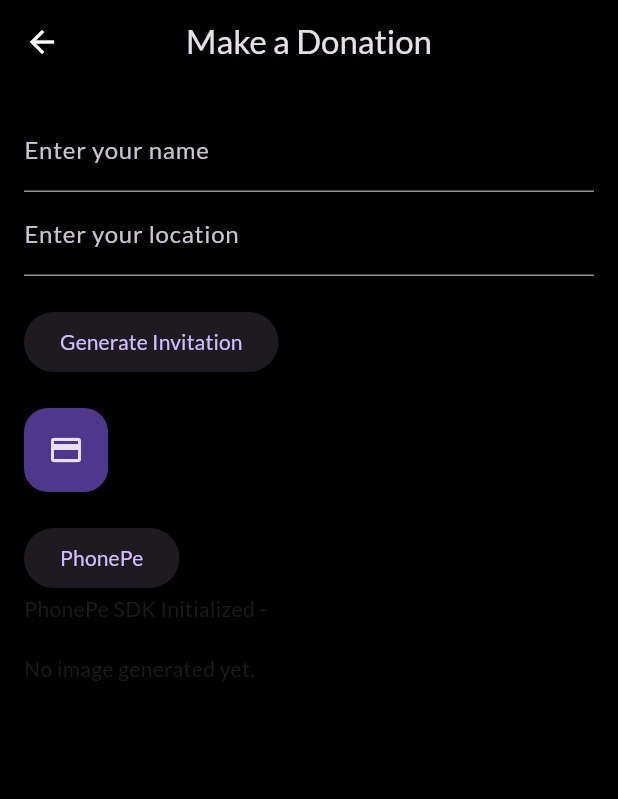
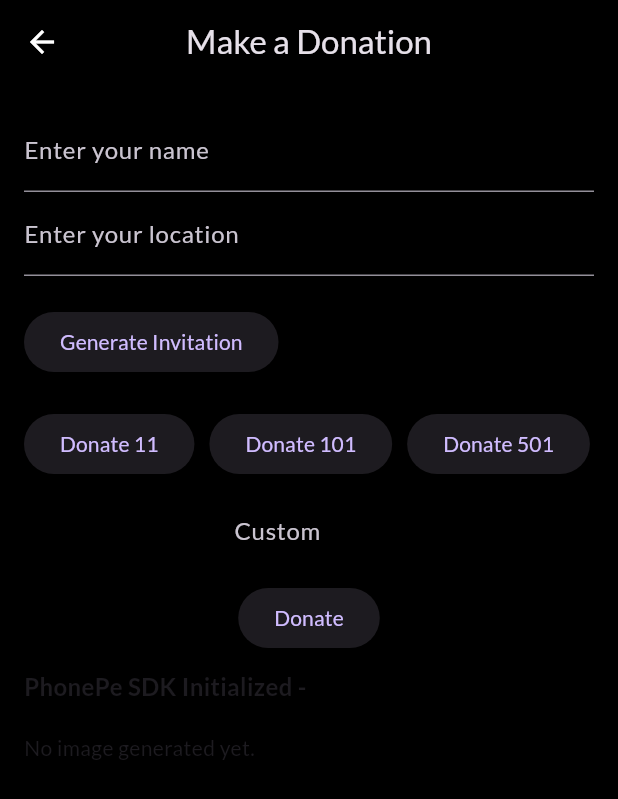
Before and after one commit to Pbhacks/durga_puja_donations, a Flutter app: the DonationPage screen opened directly, on a phone screen of 412 x 824 dp. Shown: the top 799 px of the screen. Run offline on Flutter 3.47's test engine with Material 3 defaults, Android fonts, the light colour scheme and no system bars; our stand-ins replace animate_do, cached_network_image, google_fonts; missing offline and left inert: dart:ffi, phonepe_payment_sdk; generated files the repository leaves out were written again.

Commit message:
donations done       chore: Remove square_in_app_payments dependency and update dependencies

```diff
--- a/lib/donation_page.dart
+++ b/lib/donation_page.dart
@@ -6,8 +6,6 @@
 import 'package:flutter/material.dart';
 import 'dart:ui' as ui;
 import 'package:flutter/services.dart';
-
-import 'package:square_in_app_payments/in_app_payments.dart';
 import 'package:phonepe_payment_sdk/phonepe_payment_sdk.dart';
 
 class DonationPage extends StatefulWidget {
@@ -20,6 +18,7 @@
 class _DonationPageState extends State<DonationPage> {
   final TextEditingController nameController = TextEditingController();
   final TextEditingController locationController = TextEditingController();
+  final TextEditingController customAmountController = TextEditingController(); // Add this line
   Uint8List? imageBytes;
 
   String result = '';
@@ -39,7 +38,7 @@
   void initState() {
     super.initState();
     initPayment();
-    body = getChecksum().toString();
+    body = getChecksum(11).toString();
   }
 
   void initPayment() {
@@ -53,7 +52,8 @@
     });
   }
 
-  void startTransaction() {
+  void startTransaction(int amount) {
+     body = getChecksum(amount).toString();
     PhonePePaymentSdk.startTransaction(body, callback, checksum, packageName)
         .then((response) {
       setState(() {
@@ -80,12 +80,12 @@
     });
   }
 
-  String getChecksum() {
+  String getChecksum(int amount) {
     final reqData = {
       "merchantId": merchantId,
       "merchantTransactionId": "MT7850590068188104",
       "merchantUserId": "MUID123",
-      "amount": 10000,
+      "amount": amount * 100,
       "callbackUrl": callback,
       "mobileNumber": "9999999999",
       "paymentInstrument": {"type": "PAY_PAGE"}
@@ -97,11 +97,7 @@
     return base64body;
   }
 
-  void _pay() {
-    InAppPayments.startCardEntryFlow(
-        onCardNonceRequestSuccess: (CardDetails) {},
-        onCardEntryCancel: () {});
-  }
+
 
   @override
   Widget build(BuildContext context) {
@@ -156,21 +152,98 @@
                 child: const Text('Generate Invitation'),
               ),
                 const SizedBox(height: 20),
-              FloatingActionButton(
-                onPressed: _pay,
-                tooltip: 'Donation',
-                child: const Icon(Icons.payment),
-              ),
-              const SizedBox(height: 20),
-              Container(
+                SingleChildScrollView(
+                scrollDirection: Axis.horizontal,
+                child: Row(
+                  mainAxisAlignment: MainAxisAlignment.spaceEvenly,
+                  children: [
+                  AnimatedContainer(
+                    duration: const Duration(milliseconds: 300),
+                    curve: Curves.easeInOut,
                     child: ElevatedButton(
                     onPressed: () {
-                    startTransaction();
+                      startTransaction(11);
                     },
-                  child: Text("PhonePe"),
+                    child: const Text("Donate 11"),
                     ),
                   ),
-              Text('$result'),
+                  const SizedBox(width: 10),
+                  AnimatedContainer(
+                    duration: const Duration(milliseconds: 300),
+                    curve: Curves.easeInOut,
+                    child: ElevatedButton(
+                    onPressed: () {
+                      startTransaction(101);
+                    },
+                    child: const Text("Donate 101"),
+                    ),
+                  ),
+                  const SizedBox(width: 10),
+                  AnimatedContainer(
+                    duration: const Duration(milliseconds: 300),
+                    curve: Curves.easeInOut,
+                    child: ElevatedButton(
+                    onPressed: () {
+                      startTransaction(501);
+                    },
+                    child: const Text("Donate 501"),
+                    ),
+                  ),
+                  ],
+                ),
+                ),
+                const SizedBox(height: 10),
+                Center(
+                  child: Column(
+                  mainAxisAlignment: MainAxisAlignment.center,
+                  children: [
+                    SizedBox(
+                      width: 100,
+                      child: Center(
+                        child: TextField(
+                          controller: customAmountController,
+                          decoration: const InputDecoration(
+                            border: InputBorder.none,
+                            labelText: 'Custom',
+                            labelStyle: TextStyle(),
+                            isDense: true,
+                            floatingLabelAlignment: FloatingLabelAlignment.center
+                          ),
+                          keyboardType: TextInputType.number,
+                        ),
+                      ),
+                    ),
+                    const SizedBox(height: 10),
+                    AnimatedContainer(
+                      duration: const Duration(milliseconds: 300),
+                      curve: Curves.easeInOut,
+                      child: ElevatedButton(
+                        onPressed: () {
+                          int customAmount = int.tryParse(customAmountController.text) ?? 0;
+                          if (customAmount > 0) {
+                            startTransaction(customAmount);
+                          } else {
+                            ScaffoldMessenger.of(context).showSnackBar(
+                              const SnackBar(
+                                content: Text("Please enter a valid amount."),
+                              ),
+                            );
+                          }
+                        },
+                        child: const Text("Donate"),
+                      ),
+                    ),
+                  ],
+                  ),
+                ),
+                const SizedBox(height: 10),
+                Text(
+                '$result',
+                style: TextStyle(
+                  fontSize: 16,
+                  fontWeight: FontWeight.bold,
+                ),
+                ),
                 const SizedBox(height: 20),
               if (imageBytes != null)
                 Image.memory(imageBytes!)
--- a/lib/main.dart
+++ b/lib/main.dart
@@ -2,14 +2,12 @@
 import 'package:flutter/material.dart';
 import 'package:google_fonts/google_fonts.dart';
 import 'package:animate_do/animate_do.dart';
-import 'package:square_in_app_payments/in_app_payments.dart';
 import 'donation_page.dart';
 import 'gallery_page.dart';
 import 'starter_screen.dart';
 
 void main() {
     WidgetsFlutterBinding.ensureInitialized();
-    InAppPayments.setSquareApplicationId('sandbox-sq0idb-QItkuQeiQq23o1NYY6tWeA');
   runApp(const MyApp());
 }
 
--- a/pubspec.yaml
+++ b/pubspec.yaml
@@ -22,7 +22,6 @@
   # Add other dependencies if needed
   fluttertoast: ^8.0.9
   flutter_animate: ^4.5.0
-  square_in_app_payments: ^1.7.1
 
   google_fonts: ^6.2.1
   carousel_slider: ^5.0.0
```
Also changed, not shown: pubspec.lock. Lines whose indentation alone changed are shown as unchanged.
